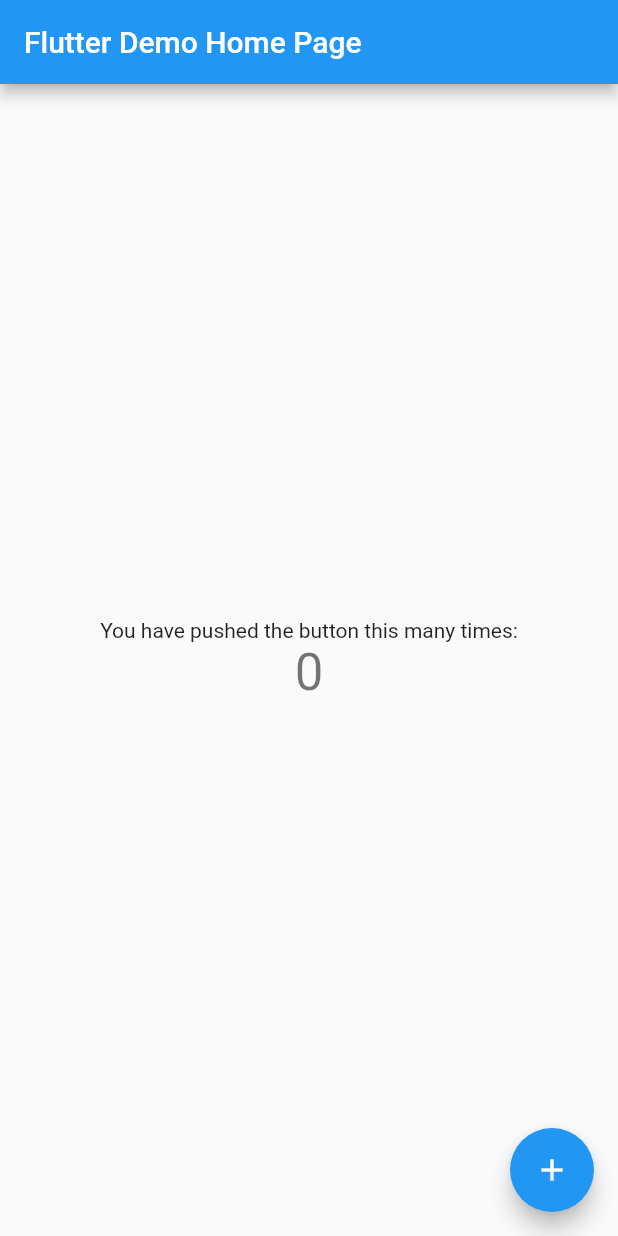
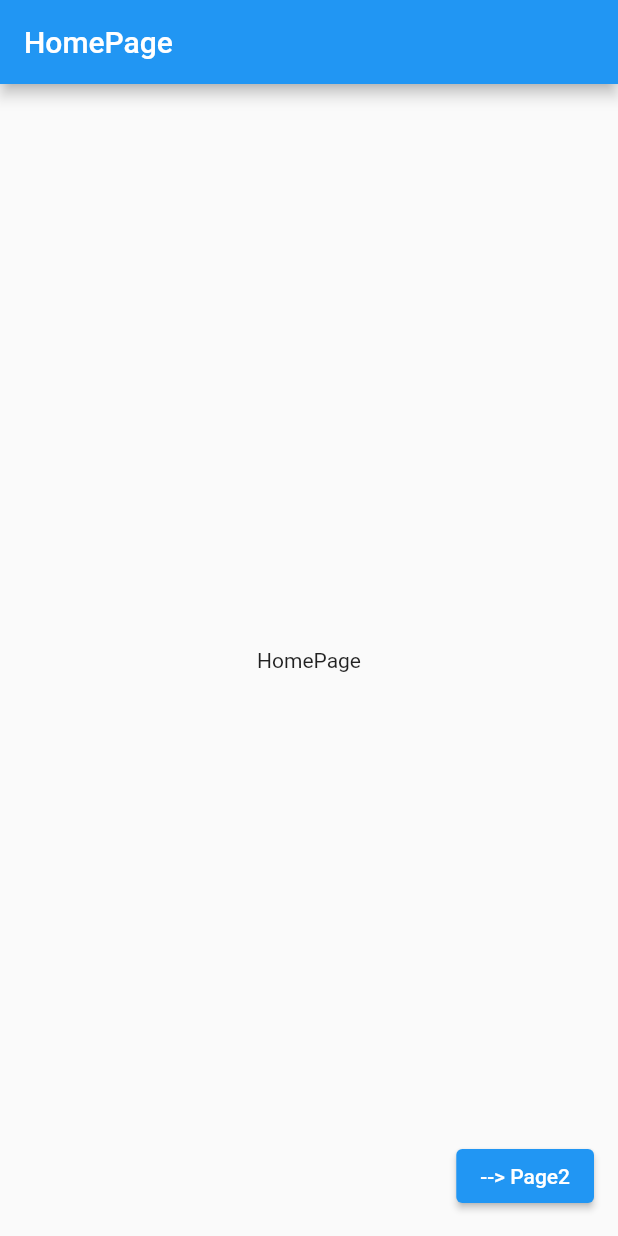
Before and after one commit to utkudemr/transaction_log_app, a Flutter app: the screen it shows after launch, on a phone screen of 412 x 824 dp. Run offline on Flutter 3.47's test engine with Material 2 defaults, Android fonts, the phone set to English and light mode, and no system bars.

Commit message:
base element created

```diff
--- /dev/null
+++ b/lib/base/base_model.dart
@@ -0,0 +1,4 @@
+abstract class BaseModel<T> {
+  Map<String, Object?> toJson();
+  T fromJson(Map<String, Object> json);
+}
--- /dev/null
+++ b/lib/base/base_view.dart
@@ -0,0 +1,27 @@
+import 'package:flutter/cupertino.dart';
+import 'package:transaction_log_app/helper/logger.dart';
+
+
+class BaseView<T> extends StatefulWidget {
+  final Widget Function(BuildContext context) builder;
+  final ValueKey viewKey;
+  const BaseView({required this.viewKey, required this.builder}):super(key:viewKey);
+
+  @override
+  _BaseViewState<T> createState() => _BaseViewState<T>();
+
+}
+
+class _BaseViewState<T> extends State<BaseView<T>> {
+  late String pageName;
+  @override
+  void initState() {
+    super.initState();
+    TraceLogger.pageName=widget.viewKey.value;
+  }
+
+  @override
+  Widget build(BuildContext context) {
+    return widget.builder(context);
+  }
+}
--- /dev/null
+++ b/lib/base/widget/base_button.dart
@@ -0,0 +1,21 @@
+import 'package:flutter/material.dart';
+import 'package:transaction_log_app/helper/logger.dart';
+
+class BaseButton extends StatelessWidget {
+  final String text;
+  final VoidCallback onPressed;
+  final ValueKey buttonKey;
+  const BaseButton({required this.buttonKey,required this.text,required this.onPressed}) : super(key: buttonKey);
+
+  @override
+  Widget build(BuildContext context) {
+    return ElevatedButton(onPressed: baseButtonOnPressed, child: Text(text));
+  }
+
+   void baseButtonOnPressed(){
+     TraceLogger.log(buttonKey.value);
+     onPressed;
+   }
+
+
+}
--- /dev/null
+++ b/lib/helper/logger.dart
@@ -0,0 +1,8 @@
+import 'package:flutter/cupertino.dart';
+
+class TraceLogger{
+  static late String pageName;
+  static void log(String actionName){
+    debugPrint("$pageName  -  $actionName");
+  }
+}
--- a/lib/main.dart
+++ b/lib/main.dart
@@ -1,4 +1,5 @@
 import 'package:flutter/material.dart';
+import 'package:transaction_log_app/view/home_page.dart';
 
 void main() {
   runApp(const MyApp());
@@ -24,92 +25,7 @@
         // is not restarted.
         primarySwatch: Colors.blue,
       ),
-      home: const MyHomePage(title: 'Flutter Demo Home Page'),
+      home: const HomePage(),
     );
   }
 }
-
-class MyHomePage extends StatefulWidget {
-  const MyHomePage({Key? key, required this.title}) : super(key: key);
-
-  // This widget is the home page of your application. It is stateful, meaning
-  // that it has a State object (defined below) that contains fields that affect
-  // how it looks.
-
-  // This class is the configuration for the state. It holds the values (in this
-  // case the title) provided by the parent (in this case the App widget) and
-  // used by the build method of the State. Fields in a Widget subclass are
-  // always marked "final".
-
-  final String title;
-
-  @override
-  State<MyHomePage> createState() => _MyHomePageState();
-}
-
-class _MyHomePageState extends State<MyHomePage> {
-  int _counter = 0;
-
-  void _incrementCounter() {
-    setState(() {
-      // This call to setState tells the Flutter framework that something has
-      // changed in this State, which causes it to rerun the build method below
-      // so that the display can reflect the updated values. If we changed
-      // _counter without calling setState(), then the build method would not be
-      // called again, and so nothing would appear to happen.
-      _counter++;
-    });
-  }
-
-  @override
-  Widget build(BuildContext context) {
-    // This method is rerun every time setState is called, for instance as done
-    // by the _incrementCounter method above.
-    //
-    // The Flutter framework has been optimized to make rerunning build methods
-    // fast, so that you can just rebuild anything that needs updating rather
-    // than having to individually change instances of widgets.
-    return Scaffold(
-      appBar: AppBar(
-        // Here we take the value from the MyHomePage object that was created by
-        // the App.build method, and use it to set our appbar title.
-        title: Text(widget.title),
-      ),
-      body: Center(
-        // Center is a layout widget. It takes a single child and positions it
-        // in the middle of the parent.
-        child: Column(
-          // Column is also a layout widget. It takes a list of children and
-          // arranges them vertically. By default, it sizes itself to fit its
-          // children horizontally, and tries to be as tall as its parent.
-          //
-          // Invoke "debug painting" (press "p" in the console, choose the
-          // "Toggle Debug Paint" action from the Flutter Inspector in Android
-          // Studio, or the "Toggle Debug Paint" command in Visual Studio Code)
-          // to see the wireframe for each widget.
-          //
-          // Column has various properties to control how it sizes itself and
-          // how it positions its children. Here we use mainAxisAlignment to
-          // center the children vertically; the main axis here is the vertical
-          // axis because Columns are vertical (the cross axis would be
-          // horizontal).
-          mainAxisAlignment: MainAxisAlignment.center,
-          children: <Widget>[
-            const Text(
-              'You have pushed the button this many times:',
-            ),
-            Text(
-              '$_counter',
-              style: Theme.of(context).textTheme.headline4,
-            ),
-          ],
-        ),
-      ),
-      floatingActionButton: FloatingActionButton(
-        onPressed: _incrementCounter,
-        tooltip: 'Increment',
-        child: const Icon(Icons.add),
-      ), // This trailing comma makes auto-formatting nicer for build methods.
-    );
-  }
-}
--- /dev/null
+++ b/lib/view/home_page.dart
@@ -0,0 +1,26 @@
+import 'package:flutter/material.dart';
+import 'package:transaction_log_app/base/base_view.dart';
+import 'package:transaction_log_app/base/widget/base_button.dart';
+
+class HomePage extends StatelessWidget {
+  final String title = "HomePage";
+  const HomePage({Key? key}) : super(key: key);
+
+  @override
+  Widget build(BuildContext context) {
+    return BaseView(
+        viewKey: ValueKey(title),
+        builder: (context) {
+          return Scaffold(
+              appBar: AppBar(title: Text(title)),
+              floatingActionButton: BaseButton(
+                buttonKey: const ValueKey("NextButton"),
+                text: "--> Page2",
+                onPressed: () {
+                  debugPrint("pageName");
+                },
+              ),
+              body: Center(child: Text(title)));
+        });
+  }
+}
```
